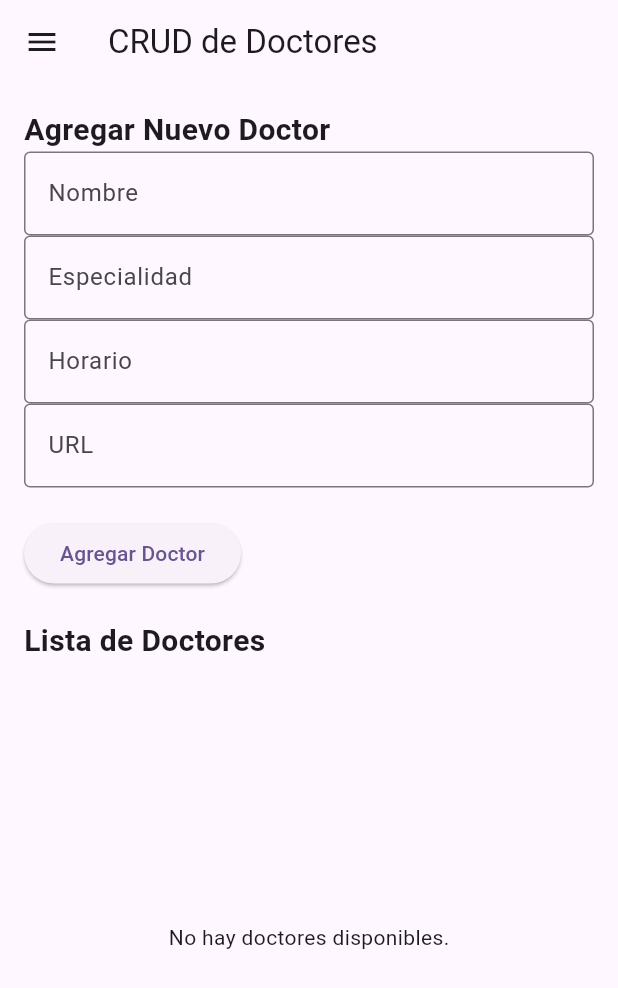
After one commit to Danielzxc24/prueba2, a Flutter app: the DoctorCrudPage screen opened directly, after a tap on "Agregar Doctor", after a tap on the "delete" icon, on a phone screen of 412 x 824 dp. The commit adds this screen. Shown: the top 988 px of the screen. Run offline on Flutter 3.47's test engine with Material 3 defaults, Android fonts, the phone set to English and light mode, and no system bars; our stand-ins replace cloud_firestore, firebase_auth, firebase_core, go_router; accounts and stored records are empty; network calls fail.

Commit message:
login y doctores page

```diff
--- /dev/null
+++ b/flutter_application_1/lib/screen/doctores.dart
@@ -0,0 +1,223 @@
+import 'package:flutter/material.dart';
+import 'package:go_router/go_router.dart';
+import '../model/modelos.dart';
+import '../service/services.dart';
+
+class DoctorCrudPage extends StatefulWidget {
+  @override
+  _DoctorCrudPageState createState() => _DoctorCrudPageState();
+}
+
+class _DoctorCrudPageState extends State<DoctorCrudPage> {
+  final DoctorService _doctorService = DoctorService();
+  final TextEditingController _nombreController = TextEditingController();
+  final TextEditingController _especialidadController = TextEditingController();
+  final TextEditingController _horarioController = TextEditingController();
+  final TextEditingController _urlController = TextEditingController();
+
+  @override
+  Widget build(BuildContext context) {
+    return Scaffold(
+      appBar: AppBar(
+        title: Text('CRUD de Doctores'),
+      ),
+      drawer: Drawer(
+        child: ListView(
+          padding: EdgeInsets.zero,
+          children: <Widget>[
+            DrawerHeader(
+              decoration: BoxDecoration(
+                color: Colors.blue,
+              ),
+              child: Text(
+                'Menú',
+                style: TextStyle(
+                  color: Colors.white,
+                  fontSize: 24,
+                ),
+              ),
+            ),
+            ListTile(
+              title: Text('Inicio'),
+              onTap: () {
+                context.go('/HomePage');
+              },
+            ),
+            ListTile(
+              title: Text('Crear Paciente'),
+              onTap: () {
+                context.go('/paciente');
+              },
+            ),
+          ],
+        ),
+      ),
+      body: Padding(
+        padding: EdgeInsets.all(16.0),
+        child: Column(
+          crossAxisAlignment: CrossAxisAlignment.start,
+          children: [
+            Text(
+              'Agregar Nuevo Doctor',
+              style: TextStyle(fontSize: 20, fontWeight: FontWeight.bold),
+            ),
+            _buildTextField('Nombre', _nombreController),
+            _buildTextField('Especialidad', _especialidadController),
+            _buildTextField('Horario', _horarioController),
+            _buildTextField('URL', _urlController),
+            SizedBox(height: 20),
+            ElevatedButton(
+              onPressed: () {
+                _agregarDoctor();
+              },
+              child: Text('Agregar Doctor'),
+            ),
+            SizedBox(height: 20),
+            Text(
+              'Lista de Doctores',
+              style: TextStyle(fontSize: 20, fontWeight: FontWeight.bold),
+            ),
+            Expanded(
+              child: _buildDoctorList(),
+            ),
+          ],
+        ),
+      ),
+    );
+  }
+
+  Widget _buildTextField(String label, TextEditingController controller) {
+    return TextField(
+      controller: controller,
+      decoration: InputDecoration(
+        labelText: label,
+        border: OutlineInputBorder(),
+      ),
+    );
+  }
+
+  Widget _buildDoctorList() {
+    return StreamBuilder<List<Doctor>>(
+      stream: _doctorService.obtenerDoctores(),
+      builder: (context, snapshot) {
+        if (snapshot.connectionState == ConnectionState.waiting) {
+          return Center(
+            child: CircularProgressIndicator(),
+          );
+        }
+        if (!snapshot.hasData || snapshot.data!.isEmpty) {
+          return Center(
+            child: Text('No hay doctores disponibles.'),
+          );
+        }
+        return ListView.builder(
+          itemCount: snapshot.data!.length,
+          itemBuilder: (context, index) {
+            final doctor = snapshot.data![index];
+            return ListTile(
+              leading: CircleAvatar(
+                backgroundImage: NetworkImage(doctor.url),
+              ),
+              title: Text(doctor.nombre),
+              subtitle: Text(doctor.especialidad),
+              trailing: Row(
+                mainAxisSize: MainAxisSize.min,
+                children: [
+                  IconButton(
+                    icon: Icon(Icons.edit),
+                    onPressed: () {
+                      _mostrarEditarDoctorDialog(context, doctor);
+                    },
+                  ),
+                  IconButton(
+                    icon: Icon(Icons.delete),
+                    onPressed: () {
+                      _eliminarDoctor(doctor.id);
+                    },
+                  ),
+                ],
+              ),
+            );
+          },
+        );
+      },
+    );
+  }
+
+  Future<void> _agregarDoctor() async {
+    final nuevoDoctor = Doctor(
+      id: '',
+      nombre: _nombreController.text,
+      especialidad: _especialidadController.text,
+      horario: _horarioController.text,
+      url: _urlController.text,
+    );
+    await _doctorService.agregarDoctor(nuevoDoctor);
+    _limpiarCampos();
+  }
+
+  void _limpiarCampos() {
+    _nombreController.clear();
+    _especialidadController.clear();
+    _horarioController.clear();
+    _urlController.clear();
+  }
+
+  Future<void> _eliminarDoctor(String id) async {
+    await _doctorService.eliminarDoctor(id);
+  }
+
+  Future<void> _mostrarEditarDoctorDialog(
+      BuildContext context, Doctor doctor) async {
+    _nombreController.text = doctor.nombre;
+    _especialidadController.text = doctor.especialidad;
+    _horarioController.text = doctor.horario;
+    _urlController.text = doctor.url;
+
+    showDialog(
+      context: context,
+      builder: (BuildContext context) {
+        return AlertDialog(
+          title: Text('Editar Doctor'),
+          content: SingleChildScrollView(
+            child: Column(
+              children: [
+                _buildTextField('Nombre', _nombreController),
+                _buildTextField('Especialidad', _especialidadController),
+                _buildTextField('Horario', _horarioController),
+                _buildTextField('URL', _urlController),
+              ],
+            ),
+          ),
+          actions: [
+            TextButton(
+              onPressed: () {
+                Navigator.of(context).pop();
+              },
+              child: Text('Cancelar'),
+            ),
+            ElevatedButton(
+              onPressed: () {
+                _actualizarDoctor(doctor.id);
+                Navigator.of(context).pop();
+              },
+              child: Text('Guardar Cambios'),
+            ),
+          ],
+        );
+      },
+    );
+  }
+
+  Future<void> _actualizarDoctor(String id) async {
+    final doctorActualizado = Doctor(
+      id: id,
+      nombre: _nombreController.text,
+      especialidad: _especialidadController.text,
+      horario: _horarioController.text,
+      url: _urlController.text,
+    );
+    await _doctorService.actualizarDoctor(doctorActualizado);
+    _limpiarCampos();
+  }
+}
```
Also changed, not shown: flutter_application_1/lib/screen/Login.dart (+10 -38 lines), 1 other file.
